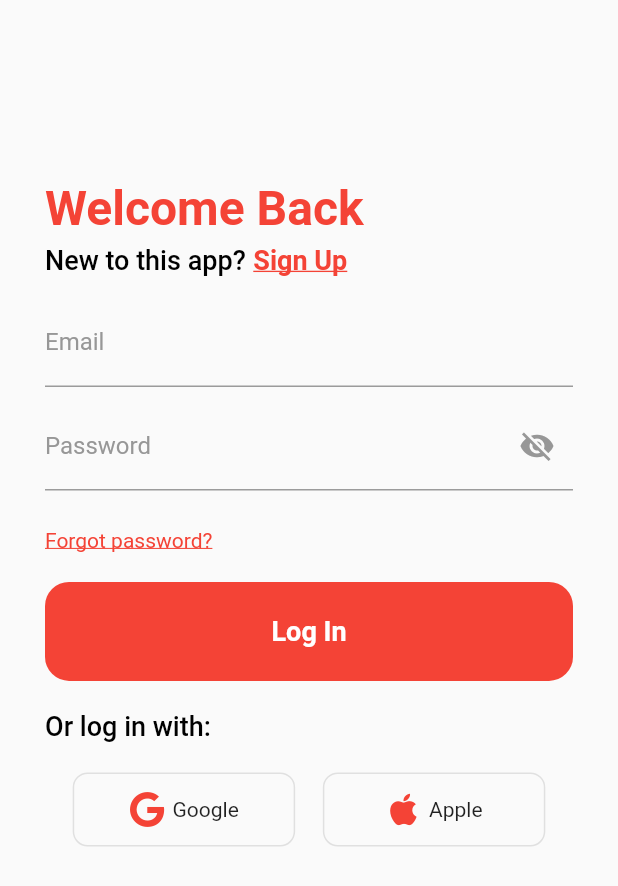
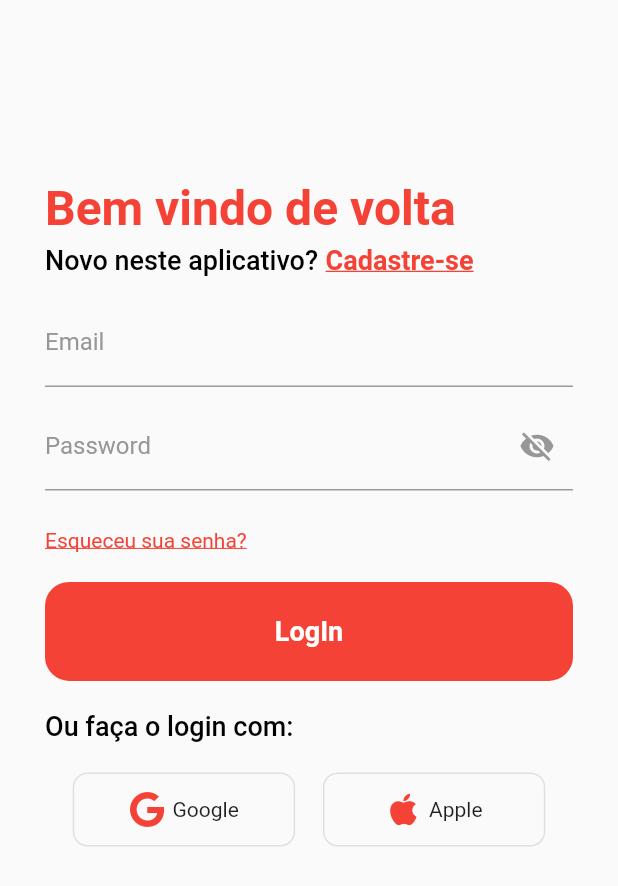
Before and after one commit to vitorcosta26/Pomodoro, a Flutter app: the screen it shows after launch, on a phone screen of 412 x 824 dp. Shown: the top 886 px of the screen. Run offline on Flutter 3.47's test engine with Material 2 defaults, Android fonts, the phone set to English and light mode, and no system bars; our stand-ins replace font_awesome_flutter, percent_indicator; Roboto replaces fonts that are missing (Poppins).

Commit message:
meu tomatinho

```diff
--- a/lib/screens/login.dart
+++ b/lib/screens/login.dart
@@ -22,7 +22,7 @@ class LogInScreen extends StatelessWidget {
               const SizedBox(
                 height: 120,
               ),
-              const Text('Welcome Back',
+              const Text('Bem vindo de volta',
                   style: TextStyle(
                       color: Colors.red,
                       fontSize: 32,
@@ -32,7 +32,7 @@ class LogInScreen extends StatelessWidget {
               ),
               Row(
                 children: [
-                  const Text('New to this app?',
+                  const Text('Novo neste aplicativo?',
                       style: TextStyle(
                           color: Colors.black,
                           fontSize: 18,
@@ -50,7 +50,7 @@ class LogInScreen extends StatelessWidget {
                       );
                     },
                     child: const Text(
-                      'Sign Up',
+                      'Cadastre-se',
                       style: TextStyle(
                         color: Colors.red,
                         fontSize: 18,
@@ -79,7 +79,7 @@ class LogInScreen extends StatelessWidget {
                   );
                 },
                 child: const Text(
-                  'Forgot password?',
+                  'Esqueceu sua senha?',
                   style: TextStyle(
                     color: Colors.red,
                     fontSize: 14,
@@ -92,14 +92,14 @@ class LogInScreen extends StatelessWidget {
                 height: 20,
               ),
               const PrimaryButton(
-                buttonText: 'Log In',
+                buttonText: 'LogIn',
                 routeWidget: HomeScreen(),
               ),
               const SizedBox(
                 height: 20,
               ),
               Text(
-                'Or log in with:',
+                'Ou faça o login com:',
                 style: const TextStyle(
                         color: Colors.black,
                         fontSize: 18,
--- a/lib/screens/pomodoro.dart
+++ b/lib/screens/pomodoro.dart
@@ -1,6 +1,5 @@
 import 'dart:async';
 
-import 'package:flutter/cupertino.dart';
 import 'package:flutter/material.dart';
 import 'package:percent_indicator/percent_indicator.dart';
 import 'package:pomodoro/model/pomodoro_status.dart';
@@ -369,7 +368,5 @@ class _PomodoroScreenState extends State<PomodoroScreen> {
     }
   }
 
-  _playSound() {
-    print('play sound');
-  }
+  _playSound() {}
 }
--- a/lib/screens/reset_password.dart
+++ b/lib/screens/reset_password.dart
@@ -18,7 +18,7 @@ class ResetPasswordScreen extends StatelessWidget {
               height: 250,
             ),
             const Text(
-              'Reset Password',
+              'Redefinir senha',
               style: TextStyle(
                   color: Colors.red, fontSize: 32, fontWeight: FontWeight.w700),
             ),
@@ -26,7 +26,7 @@ class ResetPasswordScreen extends StatelessWidget {
               height: 5,
             ),
             const Text(
-              'Please enter your email address',
+              'Por favor, informe o seu endereço de e-mail',
               style: TextStyle(
                   color: Colors.black,
                   fontSize: 18,
@@ -48,7 +48,7 @@ class ResetPasswordScreen extends StatelessWidget {
                       ));
                 },
                 child: const PrimaryButton(
-                  buttonText: 'Reset Password',
+                  buttonText: 'Redefinir senha',
                   routeWidget: LogInScreen(),
                 )),
           ],
--- a/lib/screens/signup.dart
+++ b/lib/screens/signup.dart
@@ -22,7 +22,7 @@ class SignUpScreen extends StatelessWidget {
             const Padding(
               padding: EdgeInsets.symmetric(horizontal: 30),
               child: Text(
-                'Create Account',
+                'Criar uma conta',
                 style: TextStyle(
                     color: Colors.red,
                     fontSize: 32,
@@ -37,7 +37,7 @@ class SignUpScreen extends StatelessWidget {
               child: Row(
                 children: [
                   const Text(
-                    'Already a member?',
+                    'Já tem uma conta?',
                     style: TextStyle(
                         color: Colors.black,
                         fontSize: 18,
@@ -54,7 +54,7 @@ class SignUpScreen extends StatelessWidget {
                               builder: (context) => const LogInScreen()));
                     },
                     child: const Text(
-                      'Log In',
+                      'LogIn',
                       style: TextStyle(
                         color: Colors.red,
                         fontSize: 18,
@@ -79,7 +79,7 @@ class SignUpScreen extends StatelessWidget {
             ),
             const Padding(
               padding: EdgeInsets.symmetric(horizontal: 30),
-              child: CheckBox('Agree to terms and conditions.'),
+              child: CheckBox('Concordo com os termos e condições.'),
             ),
             const SizedBox(
               height: 20,
@@ -87,7 +87,7 @@ class SignUpScreen extends StatelessWidget {
             const Padding(
               padding: EdgeInsets.symmetric(horizontal: 30),
               child: PrimaryButton(
-                buttonText: 'Sign Up',
+                buttonText: 'Cadastrar',
                 routeWidget: HomeScreen(),
               ),
             ),
@@ -97,7 +97,7 @@ class SignUpScreen extends StatelessWidget {
             Padding(
               padding: const EdgeInsets.symmetric(horizontal: 30),
               child: Text(
-                'Or log in with:',
+                'Ou faça o login com:',
                 style: const TextStyle(
                         color: Colors.black,
                         fontSize: 18,
```
